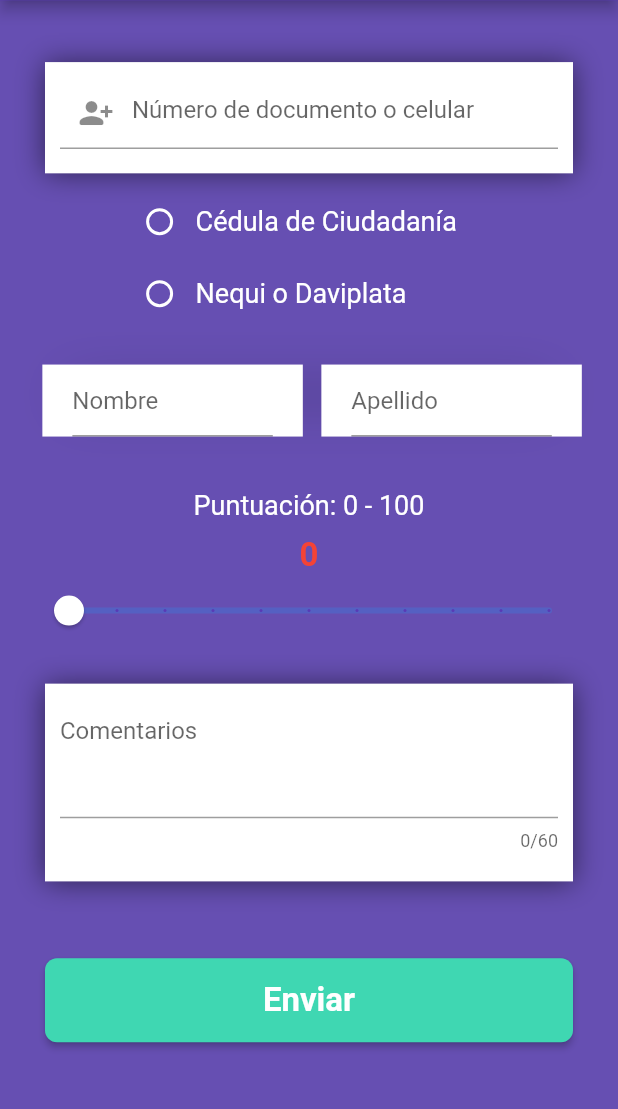
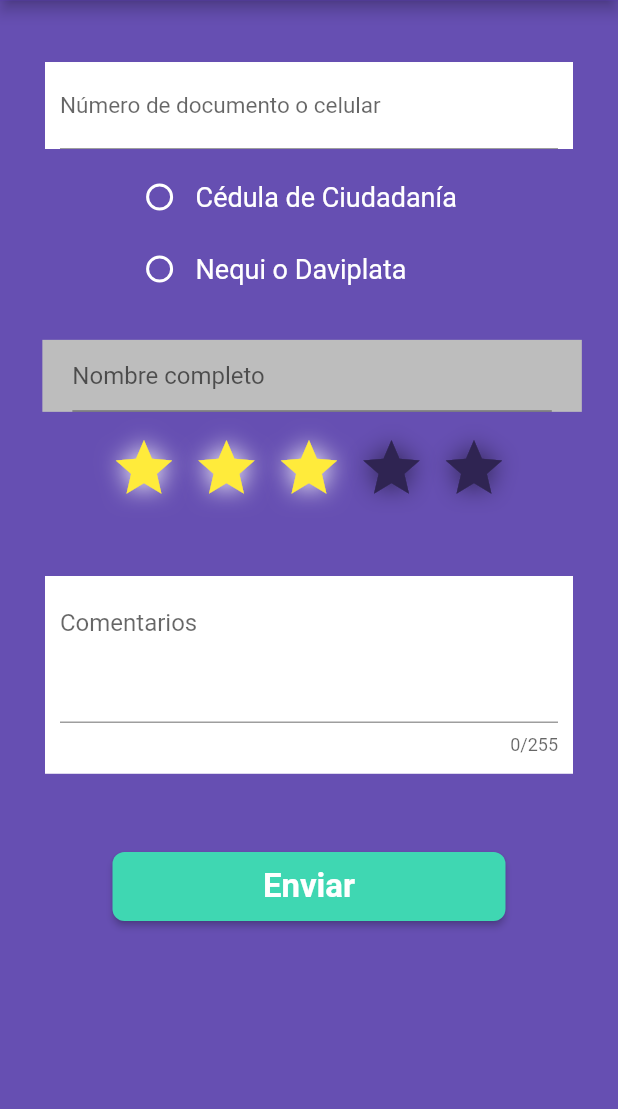
Before and after one commit to osmancadc/asegurate-app, a Flutter app: the ConsultPageDetail screen opened by its route, after a tap on the "menu" icon, after a tap on "Calificar", on a phone screen of 412 x 824 dp, the part 90-1199 px from its top. Run offline on Flutter 3.47's test engine with Material 2 defaults, Android fonts, the phone set to English and light mode, and no system bars; drawn by our look-alikes of flutter_rating_bar; our stand-ins replace blur, file_picker, flutter_dotenv, get, get_storage, hexcolor and 3 more; missing offline and left inert: encrypt, flutter_carousel_slider; accounts and stored records are empty; statements that could not run were skipped.

Commit message:
On branch master - Update score page & general algorithms to improve speed  Changes to be committed: 	modified:   lib/models/upload_score.dart 	modified:   lib/models/user_model.dart 	modified:   lib/pages/consult/consult_controller.dart 	modified:   lib/pages/consult/consult_page.dart 	modified:   lib/pages/consult/consult_page_detail.dart 	modified:   lib/pages/login/login_page.dart 	modified:   lib/pages/login/login_page_controller.dart 	modified:   lib/pages/passwordRecoverd/password_recovered_page.dart 	modified:   lib/pages/profile/profile_page_edit.dart 	modified:   lib/pages/qualify/qualify_page.dart 	modified:   lib/pages/qualify/qualify_page_controller.dart 	modified:   lib/pages/register/register_page.dart 	modified:   lib/pages/register/register_page_controller.dart 	modified:   lib/pages/report/report_page.dart 	modified:   pubspec.lock 	modified:   pubspec.yaml

```diff
--- a/lib/models/upload_score.dart
+++ b/lib/models/upload_score.dart
@@ -10,35 +10,31 @@ UploadScore uploadScoreFromJson(String str) =>
 String uploadScoreToJson(UploadScore data) => json.encode(data.toJson());
 
 class UploadScore {
-  String? document;
+  int? author;
   String? type;
-  String? name;
-  String? lastName;
+  String? value;
   int? score;
   String? comments;
   UploadScore({
-    this.document,
+    this.author,
     this.type,
-    this.name,
-    this.lastName,
+    this.value,
     this.score,
     this.comments,
   });
 
   factory UploadScore.fromJson(Map<String, dynamic> json) => UploadScore(
-        document: json["document"],
+        author: json["author"],
         type: json["type"],
-        name: json["name"],
-        lastName: json["lastName"],
+        value: json["value"],
         score: json["score"],
         comments: json["comments"],
       );
 
   Map<String, dynamic> toJson() => {
-        "document": document,
+        "author": author,
         "type": type,
-        "name": name,
-        "lastName": lastName,
+        "value": value,
         "score": score,
         "comments": comments,
       };
--- a/lib/models/user_model.dart
+++ b/lib/models/user_model.dart
@@ -5,7 +5,6 @@ User userFromJson(String str) => User.fromJson(json.decode(str));
 String userToJson(User data) => json.encode(data.toJson());
 
 class User {
-
   String? document;
   String? name;
   String? expeditionDate;
@@ -15,7 +14,6 @@ class User {
   String? password;
   String? image;
   User({
-
     this.document,
     this.name,
     this.expeditionDate,
@@ -27,7 +25,6 @@ class User {
   });
 
   factory User.fromJson(Map<String, dynamic> json) => User(
-
         document: json["document"],
         name: json["name"],
         expeditionDate: json["expeditionDate"],
@@ -39,10 +36,9 @@ class User {
       );
 
   Map<String, dynamic> toJson() => {
-
         "document": document,
         "name": name,
-        "expeditionDate": expeditionDate,
+        "expedition_date": expeditionDate,
         "email": email,
         "phone": phone,
         "role": role,
--- a/lib/pages/consult/consult_page.dart
+++ b/lib/pages/consult/consult_page.dart
@@ -168,7 +168,7 @@ Widget _buttomSearch(BuildContext context) {
       onPressed: () => con.consult(context),
       style: ElevatedButton.styleFrom(
         shape: RoundedRectangleBorder(
-          borderRadius: BorderRadius.circular(8),
+          borderRadius: BorderRadius.circular(10),
         ),
         primary: colorOnPrimaryVariant,
         padding: const EdgeInsets.symmetric(vertical: 15),
--- a/lib/pages/consult/consult_page_detail.dart
+++ b/lib/pages/consult/consult_page_detail.dart
@@ -88,7 +88,7 @@ class ConsultPageDetail extends StatelessWidget {
       Stack(children: [
         Container(
           decoration: BoxDecoration(
-            borderRadius: BorderRadius.circular(8),
+            borderRadius: BorderRadius.circular(10),
             color: con.getColorScale(reputation),
           ),
           width: 70,
@@ -123,7 +123,7 @@ class ConsultPageDetail extends StatelessWidget {
       Stack(children: [
         Container(
           decoration: BoxDecoration(
-            borderRadius: BorderRadius.circular(8),
+            borderRadius: BorderRadius.circular(10),
             color: con.getColorScale(score),
           ),
           width: 70,
--- a/lib/pages/login/login_page.dart
+++ b/lib/pages/login/login_page.dart
@@ -146,7 +146,7 @@ class LoginPage extends StatelessWidget {
         onPressed: () => con.getOut(context),
         style: ElevatedButton.styleFrom(
           shape: RoundedRectangleBorder(
-            borderRadius: BorderRadius.circular(8),
+            borderRadius: BorderRadius.circular(10),
           ),
           primary: colorOnPrimaryVariant,
           padding: EdgeInsets.symmetric(vertical: 8),
@@ -172,7 +172,7 @@ class LoginPage extends StatelessWidget {
         onPressed: () => con.gotoRegisterPage(),
         style: ElevatedButton.styleFrom(
           shape: RoundedRectangleBorder(
-            borderRadius: BorderRadius.circular(8),
+            borderRadius: BorderRadius.circular(10),
           ),
           primary: colorOnSecondaryVariant,
           padding: EdgeInsets.symmetric(vertical: 4),
--- a/lib/pages/login/login_page_controller.dart
+++ b/lib/pages/login/login_page_controller.dart
@@ -70,12 +70,6 @@ class LoginPageController extends GetxController {
       username,
       password,
     )) {
-      // ProgressDialog progressDialog = ProgressDialog(context: context);
-      // progressDialog.show(
-      //   max: 100,
-      //   msg: 'Cargando...',
-      // );
-      // progressDialog.close();
       Login login = Login(
         username: username,
         password: _encrypt(password),
--- a/lib/pages/passwordRecoverd/password_recovered_page.dart
+++ b/lib/pages/passwordRecoverd/password_recovered_page.dart
@@ -107,7 +107,7 @@ class PasswordRecoveredPage extends StatelessWidget {
         onPressed: () {},
         style: ElevatedButton.styleFrom(
           shape: RoundedRectangleBorder(
-            borderRadius: BorderRadius.circular(8),
+            borderRadius: BorderRadius.circular(10),
           ),
           primary: colorOnPrimaryVariant,
           padding: EdgeInsets.symmetric(vertical: 15),
--- a/lib/pages/profile/profile_page_edit.dart
+++ b/lib/pages/profile/profile_page_edit.dart
@@ -217,7 +217,7 @@ class ProfilePageEdit extends StatelessWidget {
         onPressed: () => con.updateInfo(context),
         style: ElevatedButton.styleFrom(
           shape: RoundedRectangleBorder(
-            borderRadius: BorderRadius.circular(8),
+            borderRadius: BorderRadius.circular(10),
           ),
           primary: colorOnPrimaryVariant,
           padding: EdgeInsets.symmetric(vertical: 15),
--- a/lib/pages/qualify/qualify_page.dart
+++ b/lib/pages/qualify/qualify_page.dart
@@ -2,6 +2,7 @@ import 'package:app_asegurate/pages/qualify/qualify_page_controller.dart';
 import 'package:app_asegurate/widgets/menu_drawer.dart';
 import 'package:flutter/material.dart';
 import 'package:get/get.dart';
+import 'package:flutter_rating_bar/flutter_rating_bar.dart';
 
 import '../../utils.dart';
 
@@ -35,12 +36,12 @@ class QualifyPage extends StatelessWidget {
       body: SingleChildScrollView(
         child: Column(
           children: [
-            _boxForm(context),
+            _boxIdentification(context),
             _radioButton(context),
-            _boxFormRatingData(context),
-            _sliderRange(context),
+            _boxFullName(context),
+            _scoreSelector(context),
             SizedBox(
-              height: MediaQuery.of(context).size.height * 0.02,
+              height: MediaQuery.of(context).size.height * 0.05,
             ),
             _commentsRating(context),
             SizedBox(
@@ -54,10 +55,10 @@ class QualifyPage extends StatelessWidget {
   }
 }
 
-Widget _boxForm(BuildContext context) {
+Widget _boxIdentification(BuildContext context) {
   return Container(
     width: double.infinity,
-    height: MediaQuery.of(context).size.height * 0.09,
+    height: MediaQuery.of(context).size.height * 0.07,
     margin: EdgeInsets.only(
       top: MediaQuery.of(context).size.height * 0.05,
       left: 30,
@@ -65,112 +66,12 @@ Widget _boxForm(BuildContext context) {
     ),
     decoration: const BoxDecoration(
       color: Colors.white,
-      boxShadow: <BoxShadow>[
-        BoxShadow(
-          color: Colors.black54,
-          blurRadius: 15,
-          offset: Offset(0, 0.75),
-        ),
-      ],
     ),
     child: SingleChildScrollView(
       child: Column(
         children: [
           _textIdentification(context),
         ],
-      ),
-    ),
-  );
-}
-
-Widget _commentsRating(context) {
-  return Container(
-    width: double.infinity,
-    height: MediaQuery.of(context).size.height * 0.16,
-    margin: EdgeInsets.only(
-      top: MediaQuery.of(context).size.height * 0.01,
-      left: 30,
-      right: 30,
-    ),
-    decoration: const BoxDecoration(
-      color: Colors.white,
-      boxShadow: <BoxShadow>[
-        BoxShadow(
-          color: Colors.black54,
-          blurRadius: 15,
-          offset: Offset(0, 0.75),
-        ),
-      ],
-    ),
-    child: SingleChildScrollView(
-      child: Column(
-        children: [
-          _textComments(context),
-        ],
-      ),
-    ),
-  );
-}
-
-Widget _boxFormRatingData(BuildContext context) {
-  return Container(
-    margin: EdgeInsets.symmetric(vertical: 15, horizontal: 20),
-    decoration: const BoxDecoration(
-      boxShadow: <BoxShadow>[
-        BoxShadow(
-          spreadRadius: -25,
-          color: Colors.black54,
-          blurRadius: 30,
-          offset: Offset(0, 0.25),
-        ),
-      ],
-    ),
-    child: Row(
-      children: [
-        Expanded(child: _textName(context)),
-        Expanded(
-          child: _texLastName(context),
-        ),
-      ],
-    ),
-  );
-}
-
-Widget _textName(BuildContext context) {
-  QualifyController con = Get.put(QualifyController());
-  return Container(
-    color: Colors.white,
-    padding: EdgeInsets.symmetric(horizontal: 20),
-    margin: EdgeInsets.only(
-      top: MediaQuery.of(context).size.height * 0.01,
-      left: MediaQuery.of(context).size.width * 0.02,
-      right: MediaQuery.of(context).size.width * 0.01,
-    ),
-    child: TextField(
-      controller: con.nameController,
-      keyboardType: TextInputType.text,
-      decoration: const InputDecoration(
-        hintText: 'Nombre',
-      ),
-    ),
-  );
-}
-
-Widget _texLastName(BuildContext context) {
-  QualifyController con = Get.put(QualifyController());
-  return Container(
-    color: Colors.white,
-    padding: EdgeInsets.symmetric(horizontal: 20),
-    margin: EdgeInsets.only(
-      top: MediaQuery.of(context).size.height * 0.01,
-      left: MediaQuery.of(context).size.width * 0.02,
-      right: MediaQuery.of(context).size.width * 0.01,
-    ),
-    child: TextField(
-      controller: con.lastNameController,
-      keyboardType: TextInputType.text,
-      decoration: const InputDecoration(
-        hintText: 'Apellido',
       ),
     ),
   );
@@ -190,7 +91,7 @@ Widget _radioButton(context) {
           children: [
             Obx(() => Radio(
                   value: "CC",
-                  groupValue: con.selectedRadio.value,
+                  groupValue: con.typeRadio.value,
                   onChanged: (value) {
                     con.onChangedRadio(value);
                   },
@@ -210,7 +111,7 @@ Widget _radioButton(context) {
           children: [
             Obx(() => Radio(
                   value: "PHONE",
-                  groupValue: con.selectedRadio.value,
+                  groupValue: con.typeRadio.value,
                   onChanged: (value) {
                     con.onChangedRadio(value);
                   },
@@ -231,80 +132,71 @@ Widget _radioButton(context) {
   );
 }
 
-Widget _sliderRange(BuildContext context) {
-  QualifyController con = Get.put(QualifyController());
+Widget _boxFullName(BuildContext context) {
   return Container(
-    margin: EdgeInsets.only(
-      top: 20,
-      left: 20,
-      right: 20,
-    ),
-    child: Column(
+    margin: EdgeInsets.symmetric(vertical: 15, horizontal: 20),
+    child: Row(
       children: [
-        Text(
-          'Puntuación: 0 - 100',
-          style: TextStyle(
-            color: Colors.white,
-            fontSize: 18,
-          ),
-        ),
-        SizedBox(
-          height: 10,
-        ),
-        Obx(() => Text(
-              con.valueSliderScore.value.toInt().toString(),
-              style: con.valueSliderScore.value.toInt() < 30
-                  ? TextStyle(
-                      color: Colors.red,
-                      fontSize: 22,
-                      fontWeight: FontWeight.bold)
-                  : TextStyle(
-                      color: Colors.green,
-                      fontSize: 22,
-                      fontWeight: FontWeight.bold),
-            )),
-        Obx(() => Slider(
-              value: con.valueSliderScore.value,
-              thumbColor: Colors.white,
-              activeColor: colorPrimary,
-              min: 0,
-              max: 100,
-              divisions: 10,
-              label: con.valueSliderScore.value.round().toString(),
-              onChanged: (double value) {
-                con.valueSliderScore.value = value;
-              },
-            )),
+        Expanded(child: _textName(context)),
       ],
     ),
   );
 }
 
-// Widget _textRating(context) {
-//   QualifyController con = Get.put(QualifyController());
-//   return Container(
-//     width: double.infinity,
-//     height: MediaQuery.of(context).size.height * 0.08,
-//     margin: const EdgeInsets.symmetric(horizontal: 10, vertical: 10),
-//     child: TextField(
-//       controller: con.scoreController,
-//       keyboardType: TextInputType.number,
-//       decoration: const InputDecoration(
-//         hintText: 'Puntuación (1-100)',
-//       ),
-//     ),
-//   );
-// }
+Widget _scoreSelector(BuildContext context) {
+  QualifyController con = Get.put(QualifyController());
+  return RatingBar.builder(
+    glow: false,
+    unratedColor: Colors.black54,
+    itemSize: 45,
+    initialRating: 3,
+    minRating: 0.5,
+    direction: Axis.horizontal,
+    allowHalfRating: true,
+    itemCount: 5,
+    itemPadding: EdgeInsets.symmetric(horizontal: 5.0),
+    itemBuilder: (context, _) => Icon(
+      Icons.star,
+      color: Colors.yellow.shade500,
+      size: 100,
+      shadows: const [Shadow(color: Colors.white, blurRadius: 20)],
+    ),
+    onRatingUpdate: (double value) {
+      con.onChangedScore(value);
+    },
+  );
+}
+
+Widget _commentsRating(context) {
+  return Container(
+    width: double.infinity,
+    height: MediaQuery.of(context).size.height * 0.16,
+    margin: EdgeInsets.only(
+      top: MediaQuery.of(context).size.height * 0.01,
+      left: 30,
+      right: 30,
+    ),
+    decoration: const BoxDecoration(
+      color: Colors.white,
+    ),
+    child: SingleChildScrollView(
+      child: Column(
+        children: [
+          _textComments(context),
+        ],
+      ),
+    ),
+  );
+}
 
 Widget _textComments(context) {
   QualifyController con = Get.put(QualifyController());
   return Container(
-    width: double.infinity,
-    height: MediaQuery.of(context).size.height * 0.12,
+    height: MediaQuery.of(context).size.height * 0.13,
     margin: const EdgeInsets.symmetric(horizontal: 10, vertical: 10),
     child: TextField(
-      maxLines: 3,
-      maxLength: 60,
+      maxLines: 5,
+      maxLength: 255,
       controller: con.commentsController,
       keyboardType: TextInputType.text,
       decoration: const InputDecoration(
@@ -314,27 +206,11 @@ Widget _textComments(context) {
   );
 }
 
-Widget _textIdentification(context) {
-  QualifyController con = Get.put(QualifyController());
-  return Container(
-    width: double.infinity,
-    height: MediaQuery.of(context).size.height * 0.08,
-    margin: const EdgeInsets.symmetric(horizontal: 10, vertical: 10),
-    child: TextField(
-      controller: con.documentController,
-      keyboardType: TextInputType.number,
-      decoration: const InputDecoration(
-          hintText: 'Número de documento o celular',
-          prefixIcon: Icon(Icons.person_add_alt_1_rounded)),
-    ),
-  );
-}
-
 Widget _buttomSearch(BuildContext context) {
   QualifyController con = Get.put(QualifyController());
   return Container(
     width: double.infinity,
-    margin: const EdgeInsets.symmetric(horizontal: 30, vertical: 10),
+    margin: const EdgeInsets.symmetric(horizontal: 75, vertical: 10),
     child: ElevatedButton(
       onPressed: () => con.upload(context),
       style: ElevatedButton.styleFrom(
@@ -342,7 +218,7 @@ Widget _buttomSearch(BuildContext context) {
           borderRadius: BorderRadius.circular(8),
         ),
         primary: colorOnPrimaryVariant,
-        padding: const EdgeInsets.symmetric(vertical: 15),
+        padding: const EdgeInsets.symmetric(vertical: 10),
       ),
       child: const Text(
         'Enviar',
@@ -355,3 +231,46 @@ Widget _buttomSearch(BuildContext context) {
     ),
   );
 }
+
+Widget _textIdentification(context) {
+  QualifyController con = Get.put(QualifyController());
+  return Container(
+    decoration: const BoxDecoration(
+      color: Colors.white,
+    ),
+    child: Container(
+      padding: EdgeInsets.symmetric(horizontal: 10),
+      child: TextField(
+        keyboardType: TextInputType.number,
+        controller: con.valueController,
+        decoration: const InputDecoration(
+          labelText: 'Número de documento o celular',
+          labelStyle: TextStyle(
+            fontSize: 15,
+          ),
+        ),
+      ),
+    ),
+  );
+}
+
+Widget _textName(BuildContext context) {
+  QualifyController con = Get.put(QualifyController());
+  return Container(
+    color: Colors.grey.shade400,
+    padding: EdgeInsets.symmetric(horizontal: 20),
+    margin: EdgeInsets.only(
+      top: MediaQuery.of(context).size.height * 0.01,
+      left: MediaQuery.of(context).size.width * 0.02,
+      right: MediaQuery.of(context).size.width * 0.01,
+    ),
+    child: TextField(
+      readOnly: true,
+      controller: con.nameController,
+      keyboardType: TextInputType.text,
+      decoration: const InputDecoration(
+        hintText: 'Nombre completo',
+      ),
+    ),
+  );
+}
--- a/lib/pages/register/register_page.dart
+++ b/lib/pages/register/register_page.dart
@@ -438,7 +438,7 @@ Widget _buttomGetInto(BuildContext context) {
       onPressed: () => con.gotoLoginPage(),
       style: ElevatedButton.styleFrom(
         shape: RoundedRectangleBorder(
-          borderRadius: BorderRadius.circular(8),
+          borderRadius: BorderRadius.circular(10),
         ),
         primary: colorOnSecondaryVariant,
         padding: const EdgeInsets.symmetric(vertical: 4),
--- a/lib/pages/register/register_page_controller.dart
+++ b/lib/pages/register/register_page_controller.dart
@@ -196,7 +196,7 @@ class RegisterPageController extends GetxController {
     if (value.length < 8) {
       return "La contraseña debe tener minimo 8 caracteres";
     }
-    if (!value.contains(RegExp(r'.[A-Z].'))) {
+    if (!value.contains(RegExp(r'.*[A-Z].*'))) {
       return "La contraseña debe tener al menos una Mayuscula";
     }
 
--- a/lib/pages/report/report_page.dart
+++ b/lib/pages/report/report_page.dart
@@ -371,7 +371,7 @@ Widget _buttomSearch(BuildContext context) {
       onPressed: () => register(context),
       style: ElevatedButton.styleFrom(
         shape: RoundedRectangleBorder(
-          borderRadius: BorderRadius.circular(8),
+          borderRadius: BorderRadius.circular(10),
         ),
         primary: colorOnPrimaryVariant,
         padding: const EdgeInsets.symmetric(vertical: 15),
--- a/pubspec.yaml
+++ b/pubspec.yaml
@@ -18,6 +18,7 @@ dependencies:
   cupertino_icons: ^1.0.2
   blur: ^3.1.0
   intl: ^0.17.0
+  flutter_rating_bar: ^4.0.1
 
 dev_dependencies:
   flutter_test:
@@ -34,7 +35,6 @@ dev_dependencies:
 
   flutter_dotenv: ^5.0.2
   encrypt: ^5.0.1
-  flutter_rating_bar: ^4.0.1
   jwt_decoder: ^2.0.1
   hexcolor: ^2.0.5
   sn_progress_dialog: ^1.0.8
```
Also changed, not shown: lib/pages/consult/consult_controller.dart (+4 -12 lines), lib/pages/qualify/qualify_page_controller.dart (+41 -101 lines), pubspec.lock.
